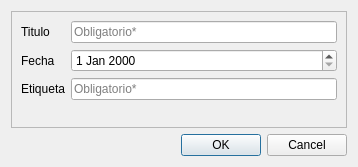
14jmgc/ANOTADOR, file vista/gui/crearNota.ui: the form before one commit.
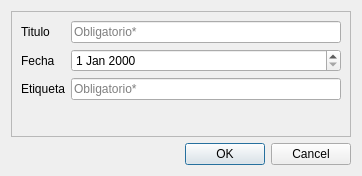
The form after the commit.

The edit to the form file:
```diff
--- a/vista/gui/crearNota.ui
+++ b/vista/gui/crearNota.ui
@@ -6,8 +6,8 @@
    <rect>
     <x>0</x>
     <y>0</y>
-    <width>358</width>
-    <height>167</height>
+    <width>362</width>
+    <height>176</height>
    </rect>
   </property>
   <property name="windowTitle">
```
